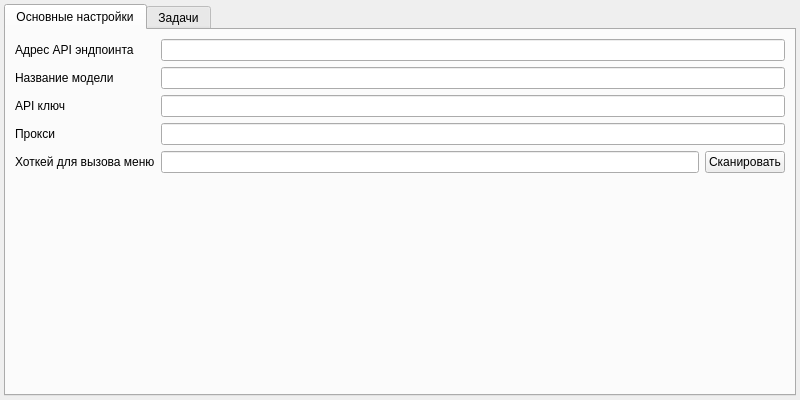
avin/desktop-llm-helper, file mainwindow.ui: the form before one commit.
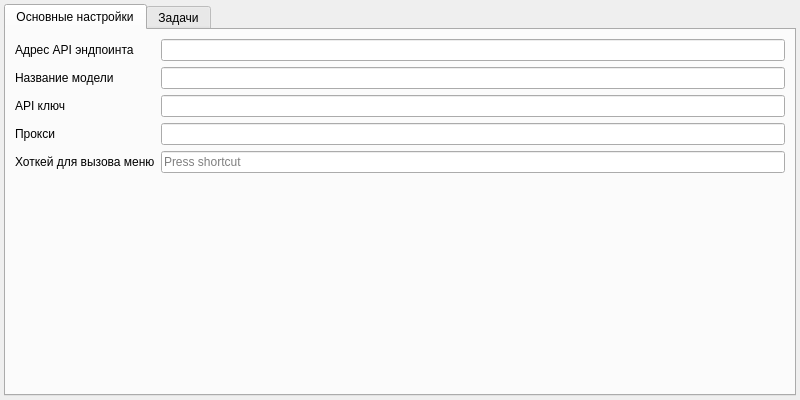
The form after the commit. The open tabs and pages were chosen to show the change.

```diff
--- a/mainwindow.ui
+++ b/mainwindow.ui
@@ -97,18 +97,7 @@
          </widget>
         </item>
         <item row="4" column="1">
-         <layout class="QHBoxLayout" name="horizontalLayoutScan">
-          <item>
-           <widget class="QLineEdit" name="lineEditHotkey"/>
-          </item>
-          <item>
-           <widget class="QPushButton" name="pushButtonScan">
-            <property name="text">
-             <string>Сканировать</string>
-            </property>
-           </widget>
-          </item>
-         </layout>
+         <widget class="QKeySequenceEdit" name="keySequenceEditHotkey"/>
         </item>
        </layout>
       </widget>
```
